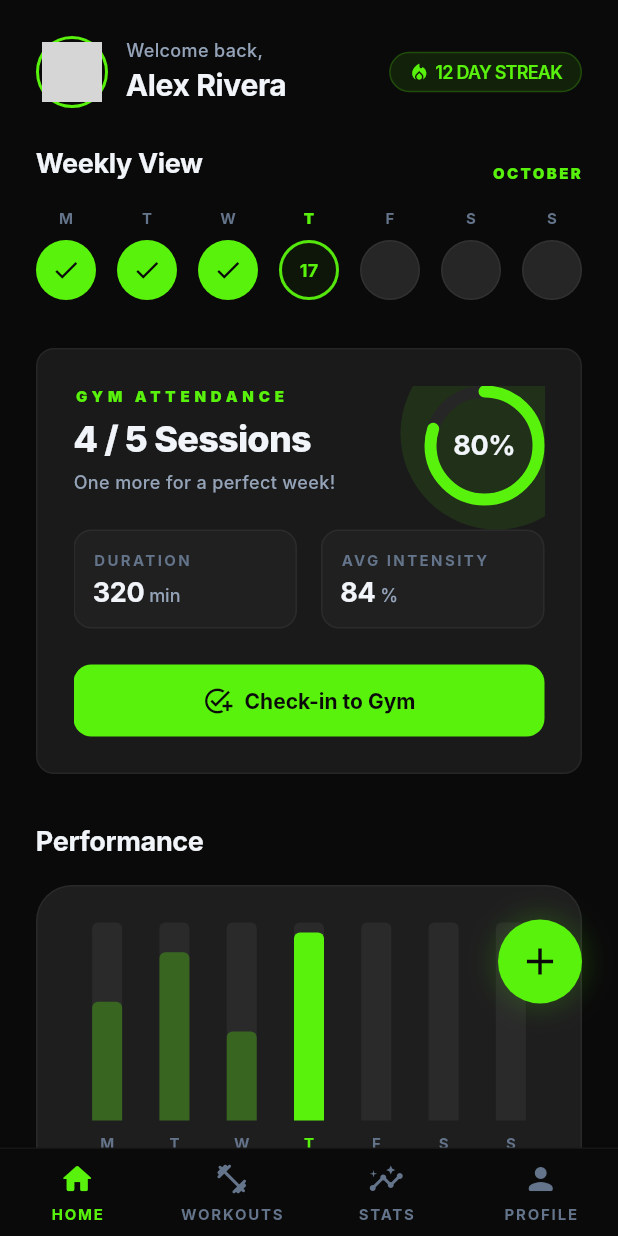
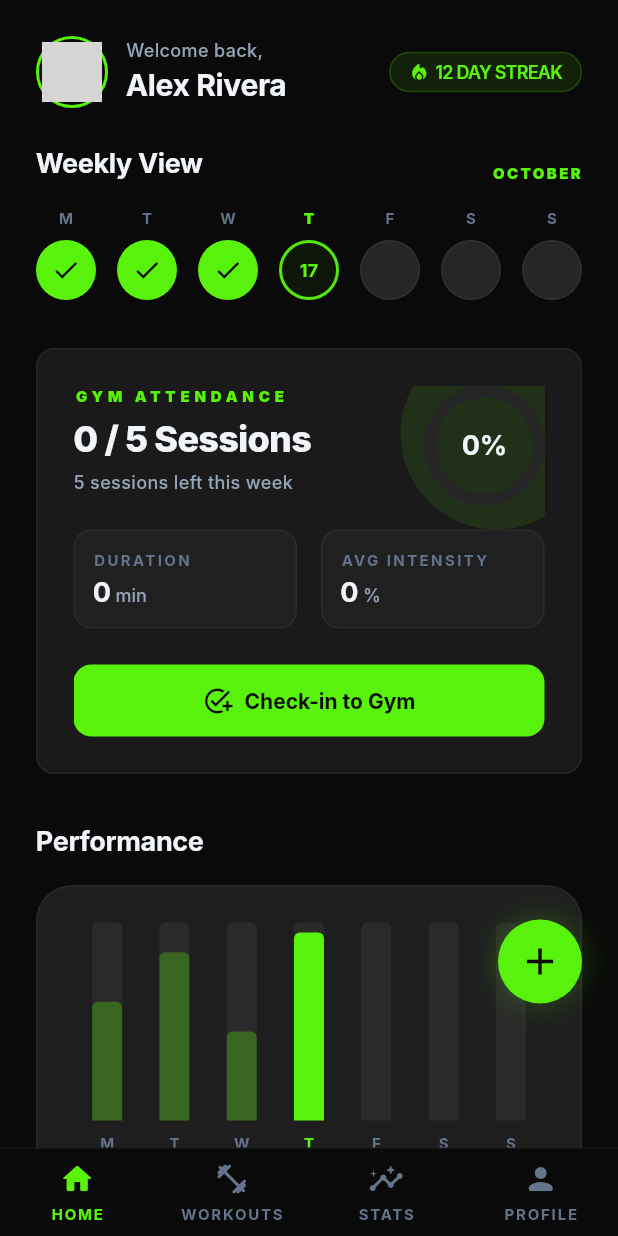
Before and after one commit to rejath-chandran/fitoo_tracker, a Flutter app: the screen it shows after launch, on a phone screen of 412 x 824 dp. Run offline on Flutter 3.47's test engine with Material 3 defaults, Android fonts, the phone set to English and light mode, and no system bars; drawn by our look-alikes of fl_chart; our stand-ins replace flutter_riverpod, go_router, sqflite; accounts and stored records are empty; network calls fail; Roboto replaces fonts that are missing (Inter); grey boxes are pictures that could not be loaded.

Commit message:
loggin dash

```diff
--- a/lib/features/dashboard/dashboard_screen.dart
+++ b/lib/features/dashboard/dashboard_screen.dart
@@ -1,7 +1,10 @@
 import 'package:flutter/material.dart';
+import 'package:flutter_riverpod/flutter_riverpod.dart';
 import 'package:go_router/go_router.dart';
 import '../../core/theme/app_colors.dart';
 import '../../core/theme/app_spacing.dart';
+import '../../core/theme/app_text_styles.dart';
+import 'providers/attendance_providers.dart';
 import 'widgets/welcome_header.dart';
 import 'widgets/weekly_calendar.dart';
 import 'widgets/gym_attendance_card.dart';
@@ -9,11 +12,13 @@ import 'widgets/performance_chart_card.dart';
 import 'widgets/inspiration_quote_card.dart';
 
 /// Home / Dashboard screen.
-class DashboardScreen extends StatelessWidget {
+class DashboardScreen extends ConsumerWidget {
   const DashboardScreen({super.key});
 
   @override
-  Widget build(BuildContext context) {
+  Widget build(BuildContext context, WidgetRef ref) {
+    final attendanceAsync = ref.watch(attendanceProvider);
+
     return Scaffold(
       body: Stack(
         children: [
@@ -37,14 +42,35 @@ class DashboardScreen extends StatelessWidget {
 
               const SliverToBoxAdapter(child: SizedBox(height: AppSpacing.xxl)),
 
-              // Gym attendance card
+              // Gym attendance card — driven by real DB data
               SliverToBoxAdapter(
-                child: GymAttendanceCard(
-                  completedSessions: 4,
-                  totalSessions: 5,
-                  durationMinutes: 320,
-                  avgIntensityPercent: 84,
-                  onCheckIn: () => context.push('/workout/active'),
+                child: attendanceAsync.when(
+                  loading: () => const Padding(
+                    padding: EdgeInsets.symmetric(horizontal: AppSpacing.xl),
+                    child: Center(
+                      child: CircularProgressIndicator(
+                        color: AppColors.primary,
+                      ),
+                    ),
+                  ),
+                  error: (e, _) => Padding(
+                    padding: const EdgeInsets.symmetric(
+                      horizontal: AppSpacing.xl,
+                    ),
+                    child: Text('Error: $e', style: AppTextStyles.bodyBase),
+                  ),
+                  data: (attendance) {
+                    return GymAttendanceCard(
+                      completedSessions: attendance.completedSessions,
+                      totalSessions: attendance.weeklyGoal,
+                      durationMinutes: attendance.totalDuration,
+                      avgIntensityPercent: attendance.avgIntensity,
+                      isCheckedIn: attendance.checkedInToday,
+                      onCheckIn: attendance.checkedInToday
+                          ? null
+                          : () => _handleCheckIn(context, ref),
+                    );
+                  },
                 ),
               ),
 
@@ -96,4 +122,23 @@ class DashboardScreen extends StatelessWidget {
       ),
     );
   }
+
+  void _handleCheckIn(BuildContext context, WidgetRef ref) {
+    ref.read(attendanceProvider.notifier).checkIn();
+    ScaffoldMessenger.of(context).showSnackBar(
+      SnackBar(
+        content: const Text(
+          '✅  Checked in! Great job today.',
+          style: TextStyle(fontWeight: FontWeight.w700),
+        ),
+        backgroundColor: AppColors.primary,
+        behavior: SnackBarBehavior.floating,
+        shape: RoundedRectangleBorder(
+          borderRadius: BorderRadius.circular(AppSpacing.radiusLg),
+        ),
+        margin: const EdgeInsets.all(AppSpacing.base),
+        duration: const Duration(seconds: 2),
+      ),
+    );
+  }
 }
--- /dev/null
+++ b/lib/features/dashboard/providers/attendance_providers.dart
@@ -0,0 +1,81 @@
+import 'package:flutter_riverpod/flutter_riverpod.dart';
+import '../../../core/data/gym_session_repository.dart';
+import '../../../core/models/gym_session.dart';
+
+/// Singleton repository provider.
+final gymSessionRepositoryProvider = Provider<GymSessionRepository>((ref) {
+  return GymSessionRepository();
+});
+
+/// Weekly attendance data used by the dashboard.
+class AttendanceState {
+  final List<GymSession> weekSessions;
+  final bool checkedInToday;
+  final int weeklyGoal;
+
+  const AttendanceState({
+    this.weekSessions = const [],
+    this.checkedInToday = false,
+    this.weeklyGoal = 5,
+  });
+
+  int get completedSessions => weekSessions.length;
+
+  int get totalDuration =>
+      weekSessions.fold(0, (sum, s) => sum + s.durationMinutes);
+
+  int get avgIntensity {
+    if (weekSessions.isEmpty) return 0;
+    return (weekSessions.fold(0, (sum, s) => sum + s.intensityPercent) /
+            weekSessions.length)
+        .round();
+  }
+
+  /// Returns set of weekday indices (1=Mon..7=Sun) that have a session.
+  Set<int> get checkedInDays {
+    return weekSessions.map((s) {
+      final dt = DateTime.parse(s.date);
+      return dt.weekday;
+    }).toSet();
+  }
+}
+
+/// Provides the current week's attendance state.
+final attendanceProvider =
+    AsyncNotifierProvider<AttendanceNotifier, AttendanceState>(
+      AttendanceNotifier.new,
+    );
+
+class AttendanceNotifier extends AsyncNotifier<AttendanceState> {
+  @override
+  Future<AttendanceState> build() async {
+    final repo = ref.read(gymSessionRepositoryProvider);
+    final sessions = await repo.getThisWeekSessions();
+    final checkedIn = await repo.hasCheckedInToday();
+    return AttendanceState(weekSessions: sessions, checkedInToday: checkedIn);
+  }
+
+  /// Check in to the gym for today.
+  Future<void> checkIn() async {
+    final repo = ref.read(gymSessionRepositoryProvider);
+    final alreadyCheckedIn = await repo.hasCheckedInToday();
+    if (alreadyCheckedIn) return; // prevent double check-in
+
+    await repo.checkIn(durationMinutes: 60, intensityPercent: 80);
+
+    final sessions = await repo.getThisWeekSessions();
+    state = AsyncData(
+      AttendanceState(weekSessions: sessions, checkedInToday: true),
+    );
+  }
+
+  /// Refresh data from DB.
+  Future<void> reload() async {
+    final repo = ref.read(gymSessionRepositoryProvider);
+    final sessions = await repo.getThisWeekSessions();
+    final checkedIn = await repo.hasCheckedInToday();
+    state = AsyncData(
+      AttendanceState(weekSessions: sessions, checkedInToday: checkedIn),
+    );
+  }
+}
--- a/lib/features/dashboard/widgets/gym_attendance_card.dart
+++ b/lib/features/dashboard/widgets/gym_attendance_card.dart
@@ -13,6 +13,7 @@ class GymAttendanceCard extends StatelessWidget {
   final int totalSessions;
   final int durationMinutes;
   final int avgIntensityPercent;
+  final bool isCheckedIn;
   final VoidCallback? onCheckIn;
 
   const GymAttendanceCard({
@@ -21,11 +22,19 @@ class GymAttendanceCard extends StatelessWidget {
     required this.totalSessions,
     required this.durationMinutes,
     required this.avgIntensityPercent,
+    this.isCheckedIn = false,
     this.onCheckIn,
   });
 
   double get _progress =>
       totalSessions > 0 ? completedSessions / totalSessions : 0;
+
+  String get _motivationText {
+    final remaining = totalSessions - completedSessions;
+    if (remaining <= 0) return 'Perfect week! 🔥';
+    if (remaining == 1) return 'One more for a perfect week!';
+    return '$remaining sessions left this week';
+  }
 
   @override
   Widget build(BuildContext context) {
@@ -70,7 +79,7 @@ class GymAttendanceCard extends StatelessWidget {
                           ),
                           const SizedBox(height: AppSpacing.xs),
                           Text(
-                            'One more for a perfect week!',
+                            _motivationText,
                             style: AppTextStyles.bodySm.copyWith(
                               color: AppColors.textMuted,
                             ),
@@ -113,12 +122,44 @@ class GymAttendanceCard extends StatelessWidget {
                   ],
                 ),
                 const SizedBox(height: AppSpacing.xl),
-                // CTA
-                PrimaryButton(
-                  label: 'Check-in to Gym',
-                  icon: Icons.add_task,
-                  onPressed: onCheckIn,
-                ),
+                // CTA — changes based on check-in state
+                isCheckedIn
+                    ? Container(
+                        width: double.infinity,
+                        padding: const EdgeInsets.symmetric(
+                          vertical: AppSpacing.md,
+                        ),
+                        decoration: BoxDecoration(
+                          color: AppColors.primaryAlpha10,
+                          borderRadius: BorderRadius.circular(
+                            AppSpacing.radiusLg,
+                          ),
+                          border: Border.all(color: AppColors.primaryAlpha20),
+                        ),
+                        child: Row(
+                          mainAxisAlignment: MainAxisAlignment.center,
+                          children: [
+                            const Icon(
+                              Icons.check_circle,
+                              color: AppColors.primary,
+                              size: 20,
+                            ),
+                            const SizedBox(width: AppSpacing.sm),
+                            Text(
+                              'Checked In Today',
+                              style: AppTextStyles.bodyBase.copyWith(
+                                fontWeight: FontWeight.w800,
+                                color: AppColors.primary,
+                              ),
+                            ),
+                          ],
+                        ),
+                      )
+                    : PrimaryButton(
+                        label: 'Check-in to Gym',
+                        icon: Icons.add_task,
+                        onPressed: onCheckIn,
+                      ),
               ],
             ),
           ],
```
Also changed, not shown: lib/core/data/database_helper.dart (+25 -1 lines), lib/core/data/gym_session_repository.dart (added, +72 -0 lines), lib/core/models/gym_session.dart (added, +30 -0 lines).
